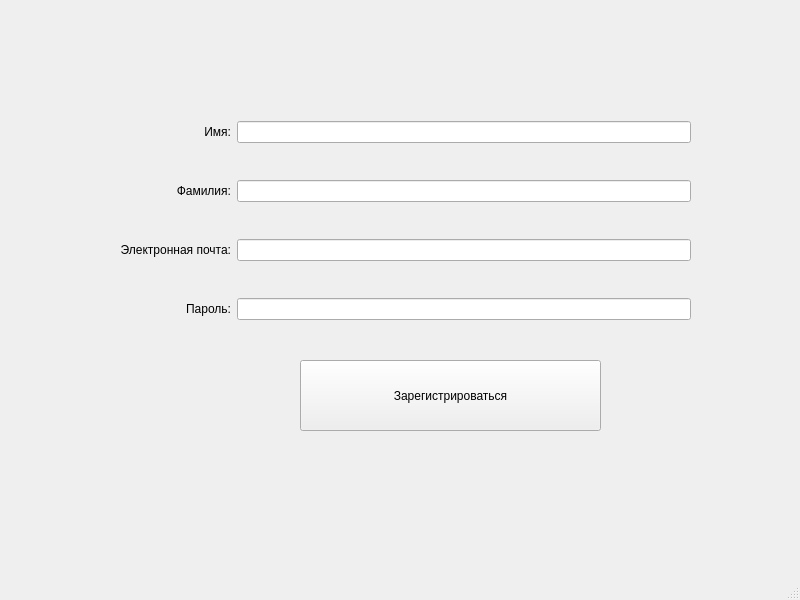
The window that GreyHound/registerwindowforcandidate.ui (ProteusP/GreyHound-hiring-desktop-app) describes before a commit, drawn with Qt 5.
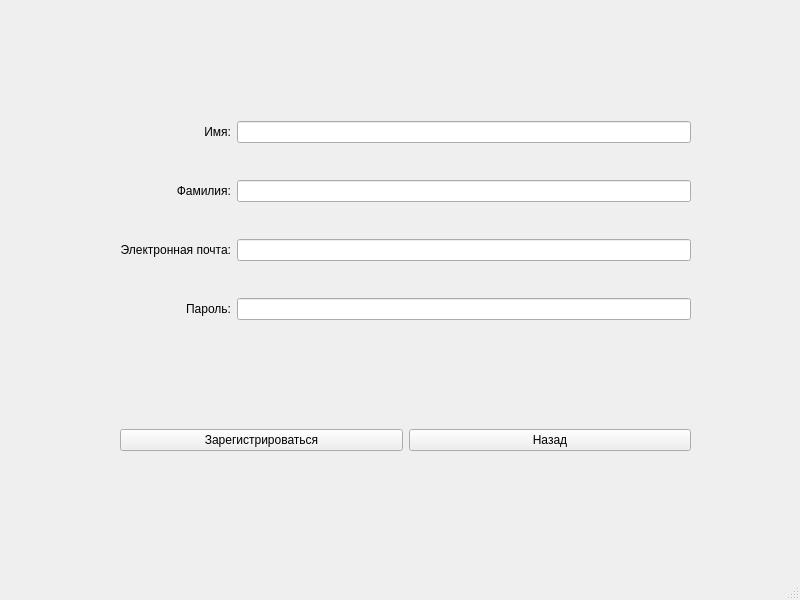
The same window after the commit.

```diff
--- a/GreyHound/registerwindowforcandidate.ui
+++ b/GreyHound/registerwindowforcandidate.ui
@@ -14,20 +14,7 @@
    <string>MainWindow</string>
   </property>
   <widget class="QWidget" name="centralwidget">
-   <widget class="QPushButton" name="PBregistrationCandidate">
-    <property name="geometry">
-     <rect>
-      <x>300</x>
-      <y>360</y>
-      <width>301</width>
-      <height>71</height>
-     </rect>
-    </property>
-    <property name="text">
-     <string>Зарегистрироваться</string>
-    </property>
-   </widget>
-   <widget class="QWidget" name="">
+   <widget class="QWidget" name="layoutWidget">
     <property name="geometry">
      <rect>
       <x>120</x>
@@ -95,6 +82,32 @@
      </item>
     </layout>
    </widget>
+   <widget class="QWidget" name="horizontalLayoutWidget">
+    <property name="geometry">
+     <rect>
+      <x>120</x>
+      <y>400</y>
+      <width>571</width>
+      <height>80</height>
+     </rect>
+    </property>
+    <layout class="QHBoxLayout" name="horizontalLayout">
+     <item>
+      <widget class="QPushButton" name="PBregistrationCandidate">
+       <property name="text">
+        <string>Зарегистрироваться</string>
+       </property>
+      </widget>
+     </item>
+     <item>
+      <widget class="QPushButton" name="backToStatusPB">
+       <property name="text">
+        <string>Назад</string>
+       </property>
+      </widget>
+     </item>
+    </layout>
+   </widget>
   </widget>
   <widget class="QMenuBar" name="menubar">
    <property name="geometry">
```
Left out of the diff: 2 changed lines with no effect on the pictures.
